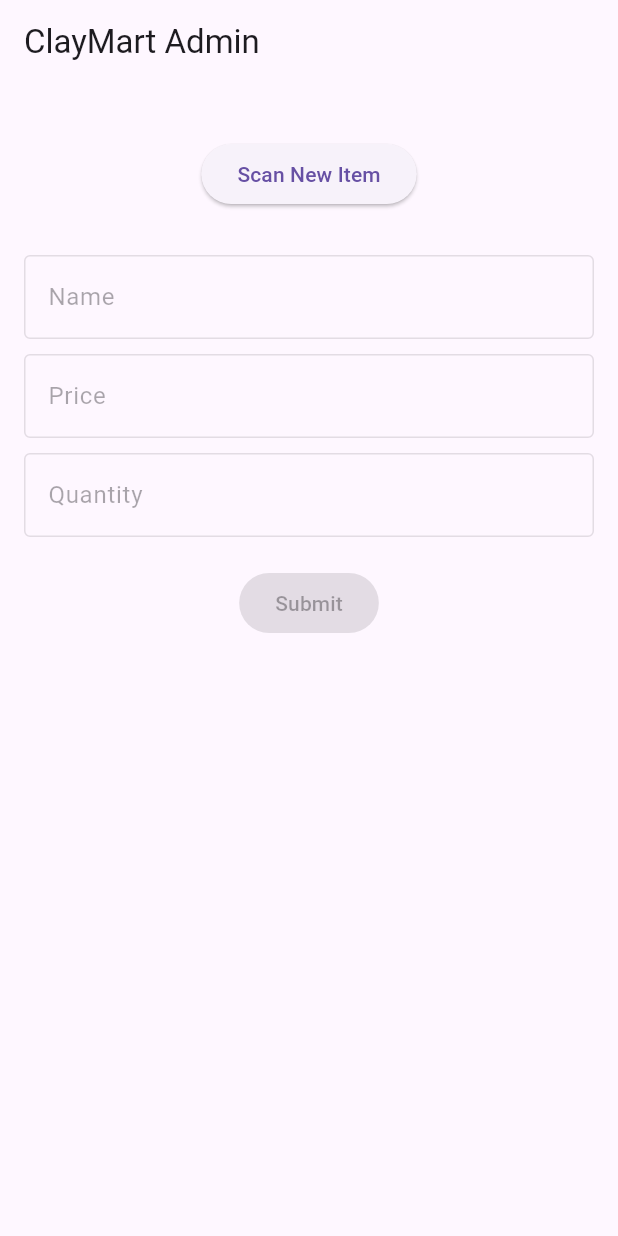
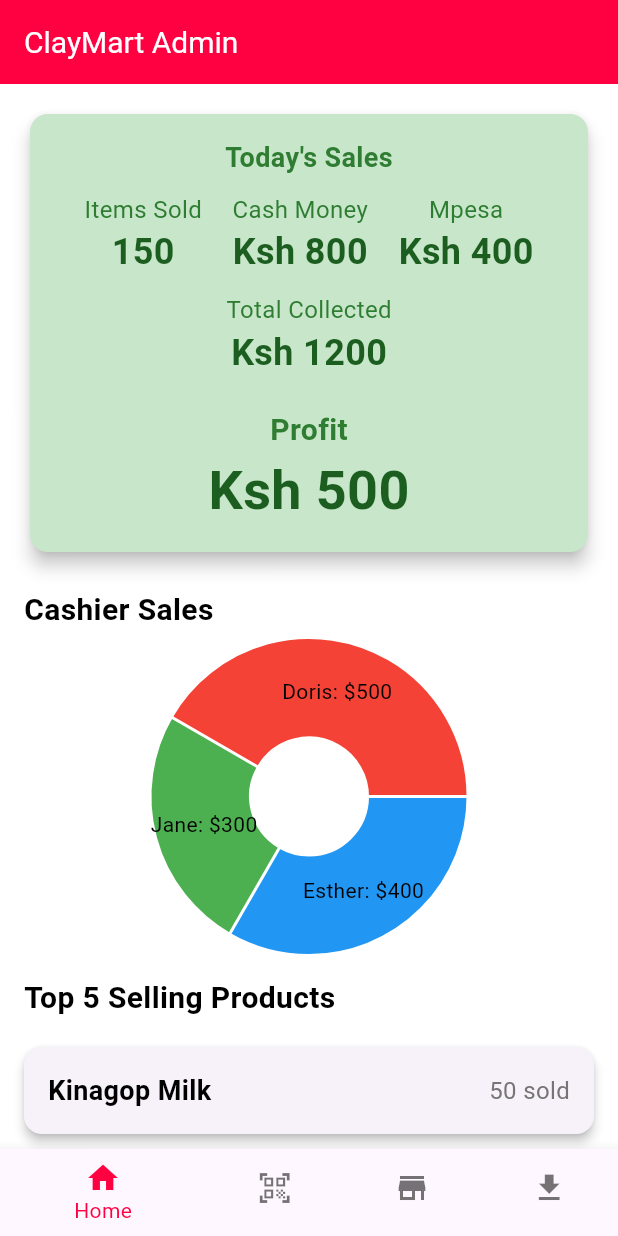
Before and after one commit to 7442charles/AdminApp_Clay_POS, a Flutter app: the screen it shows after launch, on a phone screen of 412 x 824 dp. Run offline on Flutter 3.47's test engine with Material 3 defaults, Android fonts, the phone set to English and light mode, and no system bars; drawn by our look-alikes of fl_chart; missing offline and left inert: barcode_scan2.

Commit message:
downloads, stock, scann to add to stock functionalities working

```diff
--- a/lib/barcode_scanner_logic.dart
+++ b/lib/barcode_scanner_logic.dart
@@ -4,9 +4,10 @@ import 'package:barcode_scan2/barcode_scan2.dart';
 class BarcodeScannerLogic {
   String barcodeValue = "";
   TextEditingController nameController = TextEditingController();
-  TextEditingController priceController = TextEditingController();
+  TextEditingController buyingPriceController = TextEditingController(); // New controller for buying price
+  TextEditingController sellingPriceController = TextEditingController(); // New controller for selling price
   TextEditingController quantityController = TextEditingController();
-  bool isScanned = false; // State to track if barcode is scanned
+  bool isScanned = false; // Track if the barcode has been scanned
 
   // Function to scan barcode using the camera
   Future<void> scanBarcode(BuildContext context) async {
@@ -17,13 +18,13 @@ class BarcodeScannerLogic {
         barcodeValue = result.rawContent; // Save the scanned barcode value
         isScanned = true; // Set the state to indicate that barcode is scanned
 
-        // Show scanned value to the user
+        // ignore: use_build_context_synchronously
         ScaffoldMessenger.of(context).showSnackBar(
           SnackBar(content: Text("Barcode Scanned: $barcodeValue")),
         );
       }
     } catch (e) {
-      // Handle any error that may occur
+      // ignore: use_build_context_synchronously
       ScaffoldMessenger.of(context).showSnackBar(
         SnackBar(content: Text("Error scanning barcode: $e")),
       );
@@ -31,12 +32,13 @@ class BarcodeScannerLogic {
   }
 
   void submitData() {
-    // Logic to push data to Google Sheets goes here
+    // Logic to submit data goes here
     print("Barcode: $barcodeValue");
     print("Name: ${nameController.text}");
-    print("Price: ${priceController.text}");
+    print("Buying Price: ${buyingPriceController.text}"); // Print buying price
+    print("Selling Price: ${sellingPriceController.text}"); // Print selling price
     print("Quantity: ${quantityController.text}");
 
-    // Add logic to push to Google Sheets or any backend service
+    // Add logic to handle the data, e.g., send to a server or store locally
   }
 }
--- /dev/null
+++ b/lib/homepage.dart
@@ -0,0 +1,193 @@
+import 'package:flutter/material.dart';
+import 'package:fl_chart/fl_chart.dart';
+
+class HomePage extends StatelessWidget {
+  const HomePage({super.key});
+
+  @override
+  Widget build(BuildContext context) {
+    return const SingleChildScrollView(
+      child: Padding(
+        padding: EdgeInsets.all(16.0),
+        child: Column(
+          crossAxisAlignment: CrossAxisAlignment.start,
+          children: [
+            TodaySalesCard(),
+            SizedBox(height: 20),
+            Text(
+              "Cashier Sales",
+              style: TextStyle(fontSize: 20, fontWeight: FontWeight.bold),
+            ),
+            SizedBox(height: 10),
+            CashierSalesChart(),
+            SizedBox(height: 20),
+            Text(
+              "Top 5 Selling Products",
+              style: TextStyle(fontSize: 20, fontWeight: FontWeight.bold),
+            ),
+            SizedBox(height: 10),
+            TopSellingProductsList(), // Updated to use the new list
+          ],
+        ),
+      ),
+    );
+  }
+}
+
+class TodaySalesCard extends StatelessWidget {
+  const TodaySalesCard({super.key});
+
+  @override
+  Widget build(BuildContext context) {
+    // Sample data for cash money, Mpesa, and profit
+    final int cashMoney = 800; // Example cash money amount
+    final int mpesa = 400; // Example Mpesa amount
+    final int totalCollected = cashMoney + mpesa; // Total money collected
+    final int profit = 500; // Example profit amount
+
+    return Card(
+      elevation: 5,
+      color: Colors.green[100], // Light green background
+      child: Padding(
+        padding: const EdgeInsets.all(16.0),
+        child: Column(
+          children: [
+            Text(
+              "Today's Sales",
+              style: TextStyle(fontSize: 18, fontWeight: FontWeight.bold, color: Colors.green[800]),
+            ),
+            const SizedBox(height: 10),
+            Row(
+              mainAxisAlignment: MainAxisAlignment.spaceEvenly,
+              children: [
+                Column(
+                  children: [
+                    Text("Items Sold", style: TextStyle(fontSize: 16, color: Colors.green[800])),
+                    Text("150", style: TextStyle(fontSize: 24, fontWeight: FontWeight.bold, color: Colors.green[900])),
+                  ],
+                ),
+                Column(
+                  children: [
+                    Text("Cash Money", style: TextStyle(fontSize: 16, color: Colors.green[800])),
+                    Text("Ksh $cashMoney", style: TextStyle(fontSize: 24, fontWeight: FontWeight.bold, color: Colors.green[900])),
+                  ],
+                ),
+                Column(
+                  children: [
+                    Text("Mpesa", style: TextStyle(fontSize: 16, color: Colors.green[800])),
+                    Text("Ksh $mpesa", style: TextStyle(fontSize: 24, fontWeight: FontWeight.bold, color: Colors.green[900])),
+                  ],
+                ),
+              ],
+            ),
+            const SizedBox(height: 10),
+            Row(
+              mainAxisAlignment: MainAxisAlignment.center,
+              children: [
+                Column(
+                  children: [
+                    Text("Total Collected", style: TextStyle(fontSize: 16, color: Colors.green[800])),
+                    Text("Ksh $totalCollected", style: TextStyle(fontSize: 24, fontWeight: FontWeight.bold, color: Colors.green[900])),
+                  ],
+                ),
+              ],
+            ),
+            const SizedBox(height: 20), // Space before the profit row
+            Row(
+              mainAxisAlignment: MainAxisAlignment.center,
+              children: [
+                Column(
+                  children: [
+                    Text("Profit", style: TextStyle(fontSize: 20, fontWeight: FontWeight.bold, color: Colors.green[800])),
+                    Text("Ksh $profit", style: TextStyle(fontSize: 36, fontWeight: FontWeight.bold, color: Colors.green[900])),
+                  ],
+                ),
+              ],
+            ),
+          ],
+        ),
+      ),
+    );
+  }
+}
+
+class CashierSalesChart extends StatelessWidget {
+  const CashierSalesChart({super.key});
+
+  @override
+  Widget build(BuildContext context) {
+    return SizedBox(
+      height: 200,
+      child: PieChart(
+        PieChartData(
+          sections: [
+            PieChartSectionData(
+              radius: 65,
+              value: 400,
+              title: 'Esther: \$400',
+              color: Colors.blue,
+            ),
+            PieChartSectionData(
+              radius: 65,
+              value: 300,
+              title: 'Jane: \$300',
+              color: Colors.green,
+            ),
+            PieChartSectionData(
+              radius: 65,
+              value: 500,
+              title: 'Doris: \$500',
+              color: Colors.red,
+            ),
+          ],
+          borderData: FlBorderData(show: false),
+          centerSpaceRadius: 40,
+        ),
+      ),
+    );
+  }
+}
+
+class TopSellingProductsList extends StatelessWidget {
+  const TopSellingProductsList({super.key});
+
+  @override
+  Widget build(BuildContext context) {
+    // Sample data for the top selling products
+    final List<Map<String, dynamic>> products = [
+      {"name": "Kinagop Milk", "sold": 50},
+      {"name": "Butter Toast bread", "sold": 40},
+      {"name": "Bakers flour", "sold": 30},
+      {"name": "Elianto Oil", "sold": 20},
+      {"name": "Kahawa No 1", "sold": 10}
+    ];
+
+    return ListView.builder(
+      shrinkWrap: true, // Allows the ListView to take only the space it needs
+      physics: const NeverScrollableScrollPhysics(), // Disable scrolling for the ListView
+      itemCount: products.length,
+      itemBuilder: (context, index) {
+        return Card(
+          elevation: 3,
+          margin: const EdgeInsets.symmetric(vertical: 8.0),
+          child: Padding(
+            padding: const EdgeInsets.all(16.0),
+            child: Row(
+              mainAxisAlignment: MainAxisAlignment.spaceBetween,
+              children: [
+                Text(
+                  products[index]["name"],
+                  style: const TextStyle(fontSize: 18, fontWeight: FontWeight.bold),
+                ),
+                Text(
+                  "${products[index]["sold"]} sold",
+                  style: TextStyle(fontSize: 16 , color: Colors.grey[600]),
+                ),
+              ],
+            ),
+          ),
+        );
+      },
+    );
+  }
+}
--- a/lib/main.dart
+++ b/lib/main.dart
@@ -1,5 +1,8 @@
 import 'package:flutter/material.dart';
-import 'barcode_scanner_logic.dart'; // Import the logic file
+import 'package:myapp/barcode_scanner_screen.dart';
+import 'package:myapp/homepage.dart'; // Ensure this file contains the HomePage widget
+import 'package:myapp/stockpage.dart'; // Ensure this file contains the StockPage widget
+import 'package:myapp/downloads_page.dart'; // Import the Downloads page
 
 void main() {
   runApp(const ClayMartAdminApp());
@@ -11,99 +14,90 @@ class ClayMartAdminApp extends StatelessWidget {
   @override
   Widget build(BuildContext context) {
     return MaterialApp(
+      debugShowCheckedModeBanner: false,
       title: 'ClayMart Admin',
       theme: ThemeData(
-        primarySwatch: Colors.blue,
+        primaryColor: const Color(0xFFFF0040),
+        scaffoldBackgroundColor: Colors.white,
+        appBarTheme: const AppBarTheme(
+          backgroundColor: Color(0xFFFF0040),
+          titleTextStyle: TextStyle(color: Colors.white, fontSize: 20),
+          iconTheme: IconThemeData(color: Colors.white),
+        ),
+        bottomNavigationBarTheme: const BottomNavigationBarThemeData(
+          backgroundColor: Colors.white,
+          selectedItemColor: Color(0xFFFF0040),
+          unselectedItemColor: Colors.black54,
+        ),
+        elevatedButtonTheme: ElevatedButtonThemeData(
+          style: ElevatedButton.styleFrom(
+            foregroundColor: Colors.white,
+            backgroundColor: const Color(0xFFFF0040),
+          ),
+        ),
+        textTheme: const TextTheme(
+          bodyLarge: TextStyle(color: Colors.black),
+          bodyMedium: TextStyle(color: Colors.black),
+          titleLarge: TextStyle(color: Colors.white),
+        ),
       ),
-      home: const BarcodeScannerScreen(),
+      home: const MainScreen(),
     );
   }
 }
 
-class BarcodeScannerScreen extends StatefulWidget {
-  const BarcodeScannerScreen({super.key});
+class MainScreen extends StatefulWidget {
+  const MainScreen({super.key});
 
   @override
-  _BarcodeScannerScreenState createState() => _BarcodeScannerScreenState();
+  _MainScreenState createState() => _MainScreenState();
 }
 
-class _BarcodeScannerScreenState extends State<BarcodeScannerScreen> {
-  BarcodeScannerLogic logic = BarcodeScannerLogic();
+class _MainScreenState extends State<MainScreen> {
+  int _selectedIndex = 0;
+
+  static final List<Widget> _screens = <Widget>[
+    const HomePage(), // Home tab content
+    const BarcodeScannerScreen(), // Barcode scanner tab content
+    StockPage(), // Stock tab content
+    const DownloadsPage(), // Downloads tab content
+  ];
+
+  void _onItemTapped(int index) {
+    setState(() {
+      _selectedIndex = index;
+      print('Selected index: $_selectedIndex'); // Debugging line
+    });
+  }
 
   @override
   Widget build(BuildContext context) {
     return Scaffold(
       appBar: AppBar(
-        title: const Text("ClayMart Admin"),
+        title: const Text('ClayMart Admin'),
       ),
-      body: SingleChildScrollView(
-        padding: const EdgeInsets.all(16.0),
-        child: Column(
-          children: [
-            // Show camera preview only after barcode is scanned
-            if (logic.isScanned)
-              Container(
-                height: 200,
-                width: double.infinity,
-                color: Colors.grey[300], // Placeholder for camera preview
-                child: const Center(
-                  child: Text("Camera Preview Here"),
-                ),
-              ),
-            const SizedBox(height: 20),
-            ElevatedButton(
-              onPressed: () async {
-                await logic.scanBarcode(context); // Open camera and scan barcode
-                setState(() {}); // Update UI after barcode is scanned
-              },
-              child: const Text("Scan New Item"),
-            ),
-            const SizedBox(height: 10),
-            if (logic.barcodeValue.isNotEmpty)
-              Text(
-                "Scanned Barcode: ${logic.barcodeValue}",
-                style: const TextStyle(fontSize: 16, fontWeight: FontWeight.bold),
-              ),
-            const SizedBox(height: 20),
-
-            // Input fields for name, price, and quantity
-            TextField(
-              controller: logic.nameController,
-              decoration: const InputDecoration(
-                labelText: "Name",
-                border: OutlineInputBorder(),
-              ),
-              enabled: logic.isScanned, // Disable if item is not scanned
-            ),
-            const SizedBox(height: 10),
-            TextField(
-              controller: logic.priceController,
-              decoration: const InputDecoration(
-                labelText: "Price",
-                border: OutlineInputBorder(),
-              ),
-              keyboardType: TextInputType.number,
-              enabled: logic.isScanned, // Disable if item is not scanned
-            ),
-            const SizedBox(height: 10),
-            TextField(
-              controller: logic.quantityController,
-              decoration: const InputDecoration(
-                labelText: "Quantity",
-                border: OutlineInputBorder(),
-              ),
-              keyboardType: TextInputType.number,
-              enabled: logic.isScanned, // Disable if item is not scanned
-            ),
-            const SizedBox(height: 20),
-
-            // Submit button
-            ElevatedButton(
-              onPressed: logic.isScanned ? () => logic.submitData() : null,
-              child: const Text("Submit"),
-            ),
-          ],
-        ),
+      body: _screens[_selectedIndex],
+      bottomNavigationBar: BottomNavigationBar(
+        items: const <BottomNavigationBarItem>[
+          BottomNavigationBarItem(
+            icon: Icon(Icons.home),
+            label: 'Home',
+          ),
+          BottomNavigationBarItem (
+            icon: Icon(Icons.qr_code_scanner),
+            label: 'Barcode',
+          ),
+          BottomNavigationBarItem(
+            icon: Icon(Icons.store),
+            label: 'Stock',
+          ),
+          BottomNavigationBarItem(
+            icon: Icon(Icons.download),
+            label: 'Downloads',
+          ),
+        ],
+        currentIndex: _selectedIndex,
+        onTap: _onItemTapped,
       ),
     );
   }
--- a/pubspec.yaml
+++ b/pubspec.yaml
@@ -15,6 +15,7 @@ dependencies:
 
   cupertino_icons: ^1.0.8
   barcode_scan2: ^4.3.3
+  fl_chart: ^0.69.0
 
 dev_dependencies:
   flutter_test:
```
Also changed, not shown: lib/barcode_scanner_screen.dart (added, +156 -0 lines), lib/downloads_page.dart (added, +43 -0 lines), lib/stockpage.dart (added, +138 -0 lines), pubspec.lock.
